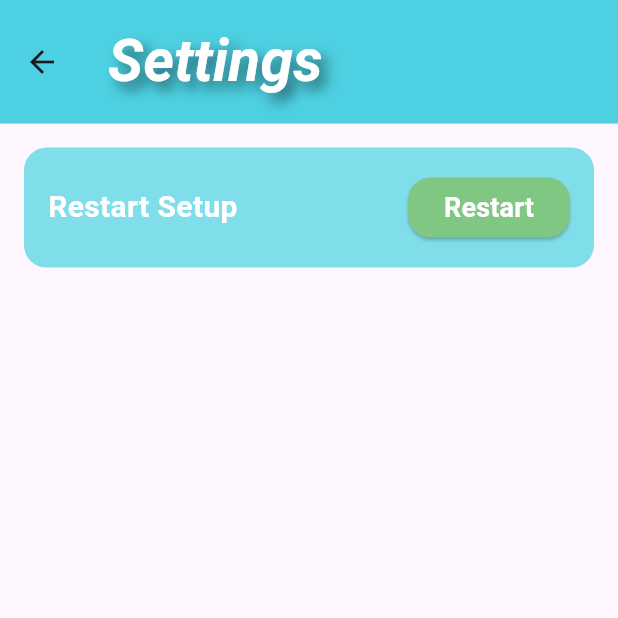
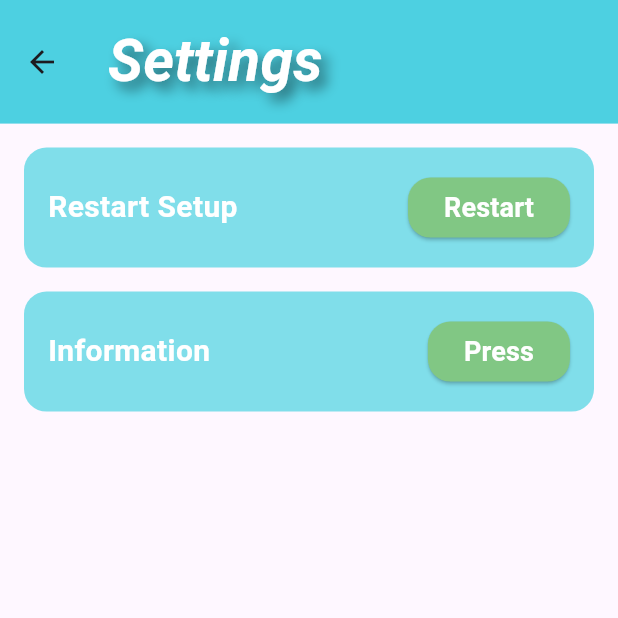
Before and after one commit to adepaolo369/LushUniversalIrrigator, a Flutter app: the SettingsPage screen opened directly, on a phone screen of 412 x 824 dp, the top half of it. Run offline on Flutter 3.47's test engine with Material 3 defaults, Android fonts, the phone set to English and light mode, and no system bars; our stand-ins replace flutter_blue_plus, flutter_font_icons, get, permission_handler, shared_preferences; missing offline and left inert: flutter_displaymode; accounts and stored records are empty; Roboto replaces fonts that are missing (Poppins).

Commit message:
Addition of skeleton of Information settings tab.

```diff
--- a/lib/common/bluetoothFunction.dart
+++ b/lib/common/bluetoothFunction.dart
@@ -45,8 +45,6 @@ class BleController extends GetxController
            }
          });
         FlutterBluePlus.stopScan();
-         int i = await FlutterBluePlus.scanResults.length ;
-         print("Hello how are you omg please work  $i");
       }
     }
   }
--- a/lib/settingPage.dart
+++ b/lib/settingPage.dart
@@ -85,13 +85,63 @@ class SettingsPageState extends State<SettingsPage> {
                 ), //
               ],
             ),
-          ),]
+          ),
+          SizedBox(height: 16),
+          Container(
+            padding: EdgeInsets.all(16.0),
+            decoration: BoxDecoration(
+              color: Colors.cyan[200],
+              borderRadius: BorderRadius.circular(15),
+            ),
+            child: Row(
+              mainAxisAlignment: MainAxisAlignment.spaceBetween,
+              children: [
+                Text(
+                  "Information",
+                  style: TextStyle(fontSize: 20, color: Colors.white,fontWeight: FontWeight.bold),
+                ),
+                ElevatedButton(
+                  onPressed: ()
+                  {
+                    showDialog(
+                      context: context,
+                      builder: (BuildContext context)
+                      {
+                        return AlertDialog(
+                          title: Text("Information"),
+                          content: Text("Developers: Andrew Nash and Alexander N. DePalo"),
+                          actions: [
+                            TextButton(
+                              onPressed: () => Navigator.pop(context),
+                              child: Text("OK"),
+                            ),
+                          ],
+                        );
+                      },
+                    );
+                  },
+
+                  style: ElevatedButton.styleFrom(
+                    backgroundColor: Colors.green[300],
+                    foregroundColor: Colors.black,
+                    shape: RoundedRectangleBorder(
+                      borderRadius: BorderRadius.circular(15),
+                    ),
+                  ),
+                  child: Text(
+                      "Press",
+                      style: TextStyle(fontSize: 18, color: Colors.white,fontWeight: FontWeight.bold)
+                  ),
+                ), //
+              ],
+            ),
+          ),
+        ]
     )
     ),
     );
   }
 }
-
 
 
 class BluetoothScanScreen extends StatefulWidget
```
